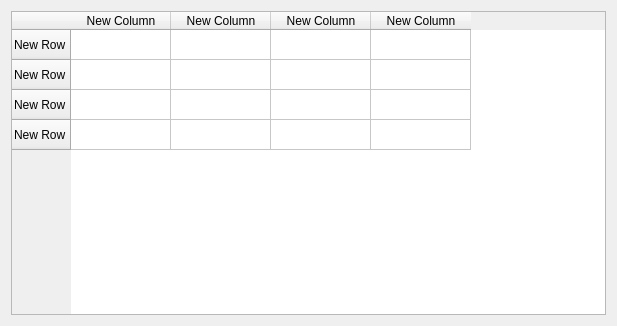
This is qc-proj1/imagegriddialog.ui in yyk99/qt_junk as Qt 5 draws it before an edit. The edited form follows.
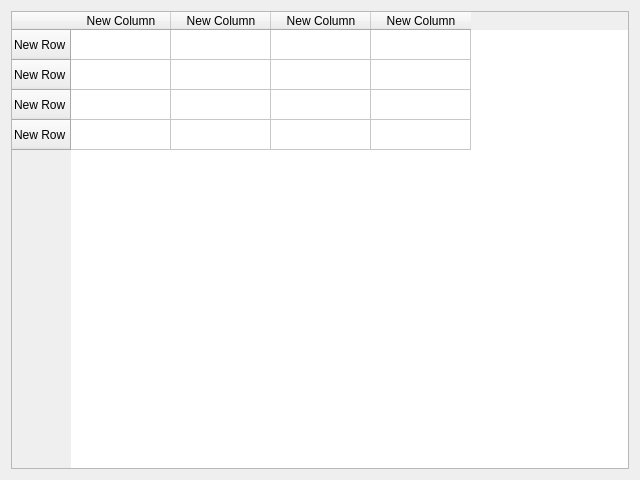
This is the edited form.

```diff
--- a/qc-proj1/imagegriddialog.ui
+++ b/qc-proj1/imagegriddialog.ui
@@ -6,8 +6,8 @@
    <rect>
     <x>0</x>
     <y>0</y>
-    <width>617</width>
-    <height>326</height>
+    <width>640</width>
+    <height>480</height>
    </rect>
   </property>
   <property name="windowTitle">
```
